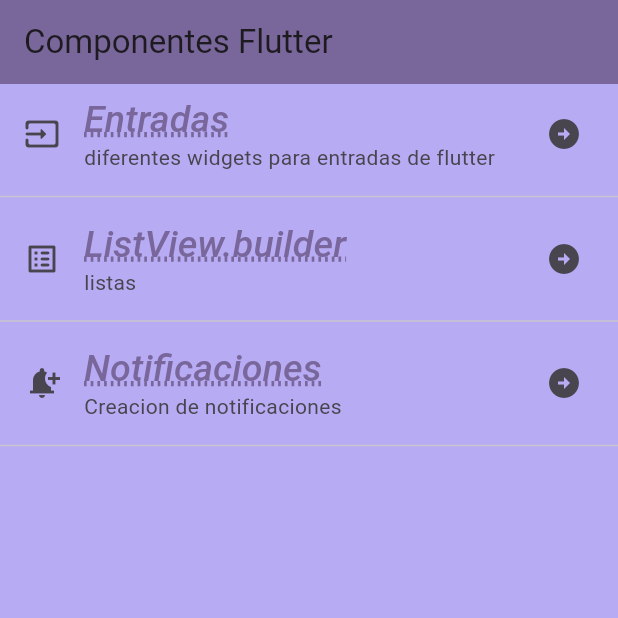
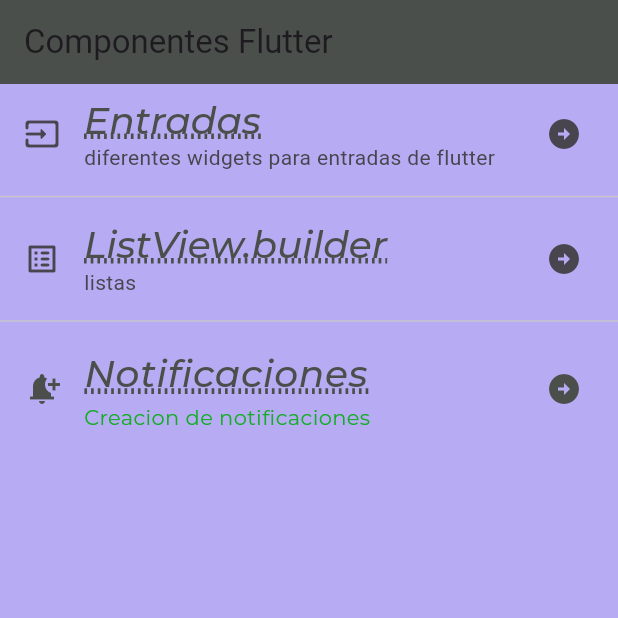
Before and after one commit to adrian5248/componentes_flutter, a Flutter app: the screen it shows after launch, on a phone screen of 412 x 824 dp, the top half of it. Run offline on Flutter 3.47's test engine with Material 3 defaults, Android fonts, the phone set to English and light mode, and no system bars; our stand-ins replace google_fonts; Roboto replaces fonts that are missing (Acme).

Commit message:
Finallizing the App Theme

```diff
--- a/lib/screens/home_screen.dart
+++ b/lib/screens/home_screen.dart
@@ -1,4 +1,5 @@
 import 'package:flutter/material.dart';
+import 'package:practica3_5c/theme/app_theme.dart';
 
 class HomeScreen extends StatelessWidget {
   const HomeScreen({super.key});
@@ -37,17 +38,22 @@ class HomeScreen extends StatelessWidget {
             const Divider(),
             ListTile(
               // Este es un titulo
-              leading: const Icon(Icons.notification_add),
-              title: Text(
-                'Notificaciones',
-                style: Theme.of(context).textTheme.headlineLarge,
+              leading: const Icon(
+                Icons.notification_add,
+                color: AppTheme.mainColor,
+              ),
+              title: Text('Notificaciones',
+                  style: AppTheme.lightTheme.textTheme.headlineLarge),
+              subtitle: Text(
+                'Creacion de notificaciones',
+                style: AppTheme.lightTheme.textTheme.bodySmall,
                 ),
-              subtitle: const Text('Creacion de notificaciones'),
-              trailing: const Icon(Icons.arrow_circle_right),
-            ),
-            const Divider(),
-          ],
-        ),
-      );
+              trailing: const Icon(
+                Icons.arrow_circle_right,
+                color: AppTheme.mainColor,),
+              ),
+            ],
+          ),
+        );
     }
   }
--- a/lib/theme/app_theme.dart
+++ b/lib/theme/app_theme.dart
@@ -4,15 +4,16 @@ import 'package:google_fonts/google_fonts.dart';
 
 class AppTheme{
   //Aqui hago las declaraciones de los colores
-  static const mainColor = Color.fromARGB(255, 121, 103, 156);
+  static const mainColor = Color.fromARGB(255, 75, 79, 75);
   static const backColor = Color.fromARGB(255, 183, 171, 243);
+  static const bodyColor = Color.fromARGB(255, 18, 173, 36);
 
   //Aqui las declaraciones del tema
   static final ThemeData lightTheme = ThemeData.light().copyWith(
     scaffoldBackgroundColor: backColor,
         appBarTheme: const AppBarTheme(color: mainColor),
         textTheme: TextTheme(
-            headlineLarge: GoogleFonts.acme(
+            headlineLarge: GoogleFonts.montserrat(
               color: mainColor,
               fontSize: 25.0,
               fontWeight: FontWeight.w500,
@@ -25,7 +26,11 @@ class AppTheme{
               decorationThickness: 3.0,
               fontStyle: FontStyle.italic,
             ),
-            //bodySmall:
+
+            bodySmall: GoogleFonts.montserrat(
+            color: bodyColor,
+            decorationStyle: TextDecorationStyle.dashed,
           ),
-      );
+        ),
+    );
 }
```
